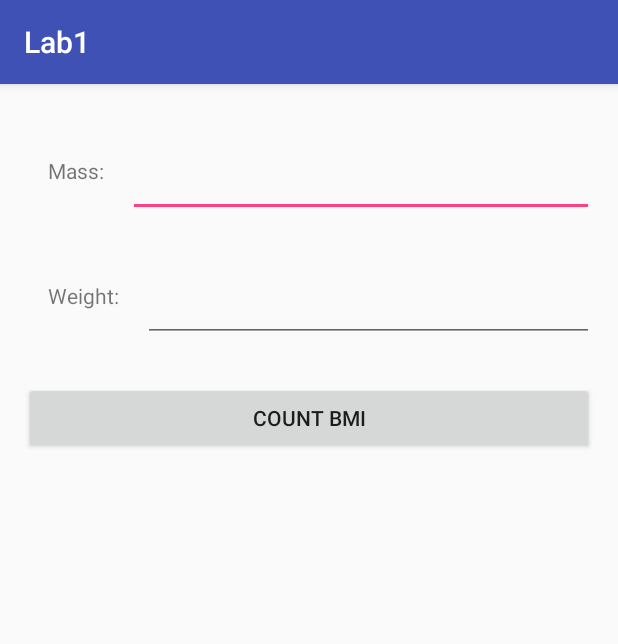
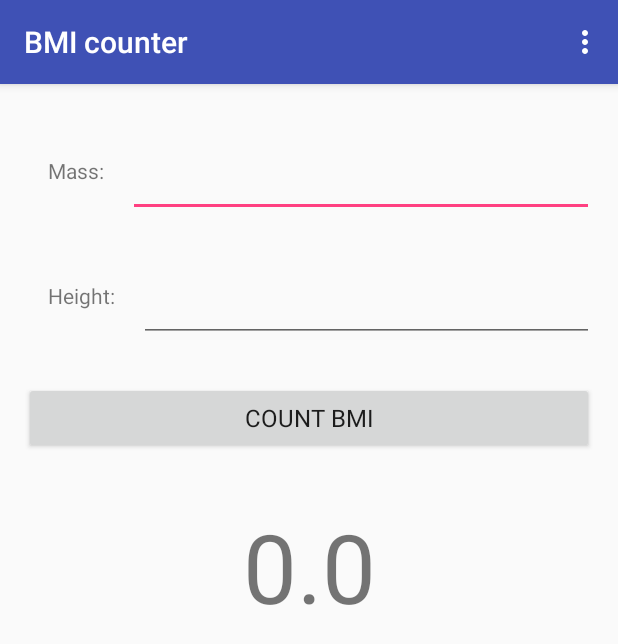
Before and after one commit to kolboch/Android-Development, an Android app: the screen it shows after launch (MainActivity), after a tap on "COUNT BMI", on a phone screen of 412 x 824 dp. Shown: the top 644 px of the screen. Run offline under Robolectric (Android 15) with nearby library versions, the phone set to English and light mode, and no system bars; 1 statement that could not run was skipped.

Commit message:
Some layout tries, test count call on click, menu for choosing units (not working yet)

```diff
--- /dev/null
+++ b/BMI calculator/app/src/main/java/bochynski/karol/bmi/AnalyzerBMI.java
@@ -0,0 +1,18 @@
+package bochynski.karol.bmi;
+
+import android.graphics.Color;
+
+/**
+ * Created by Karol on 2017-03-23.
+ */
+
+public class AnalyzerBMI {
+
+    public static String getDescription(float BMIresult){
+        return null;
+    }
+
+    public static Color getColorForResult(float BMIresult){
+        return null;
+    }
+}
--- a/BMI calculator/app/src/main/java/bochynski/karol/bmi/MainActivity.java
+++ b/BMI calculator/app/src/main/java/bochynski/karol/bmi/MainActivity.java
@@ -2,24 +2,51 @@ package bochynski.karol.bmi;
 
 import android.os.Bundle;
 import android.support.v7.app.AppCompatActivity;
+import android.view.Menu;
+import android.view.MenuInflater;
+import android.view.MenuItem;
 import android.view.View;
 import android.view.View.OnClickListener;
 import android.widget.Button;
+import android.widget.EditText;
 import android.widget.TextView;
+import android.widget.Toast;
 
 public class MainActivity extends AppCompatActivity {
 
     private Button countBmiBttn;
-    private TextView massInput;
-    private TextView heightInput;
+
+    private TextView massLabelMetric;
+    private TextView heightLabelMetric;
+    private EditText massInputMetric;
+    private EditText heightInputMetric;
+
+    private TextView resultBMI;
+    private TextView resultBMIdescription;
+
+    private EditText stonesInputImperial;
+    private TextView stonesLabelImperial;
+    private EditText poundsInputImperial;
+    private TextView poundsLabelImperial;
+
+    private EditText feetInputImperial;
+    private TextView feetLabelImperial;
+    private EditText inchesInputImperial;
+    private TextView inchesLabelImperial;
+
+    private CountBMIForKgM counterKgM;
 
     @Override
     protected void onCreate(Bundle savedInstanceState) {
         super.onCreate(savedInstanceState);
         setContentView(R.layout.activity_main);
 
-        massInput = (TextView)findViewById(R.id.mass_input);
-        heightInput = (TextView)findViewById(R.id.height_input);
+        assignMetricViews();
+
+        resultBMI = (TextView)findViewById(R.id.BMI_result);
+        resultBMIdescription = (TextView)findViewById(R.id.BMI_result_description);
+
+        counterKgM= new CountBMIForKgM();
 
         setListeners();
     }
@@ -29,8 +56,55 @@ public class MainActivity extends AppCompatActivity {
         countBmiBttn.setOnClickListener(new OnClickListener() {
             @Override
             public void onClick(View view) {
-
+                float result = counterKgM.countBMI(Float.parseFloat(massInputMetric.getText().toString()),
+                        Float.parseFloat(heightInputMetric.getText().toString()));
+                showResultViews();
+                setResultsBMI(result);
+                Toast.makeText(getApplicationContext(), "countBMI", Toast.LENGTH_SHORT).show();
             }
         });
     }
+
+    @Override
+    public boolean onCreateOptionsMenu(Menu menu) {
+        MenuInflater menuInflater = getMenuInflater();
+        menuInflater.inflate(R.menu.menu_main, menu);
+        return true;
+    }
+
+    @Override
+    public boolean onOptionsItemSelected(MenuItem item) {
+        switch(item.getItemId()){
+            case R.id.menu_item_kg_meters:
+                Toast.makeText(this, "metric", Toast.LENGTH_SHORT).show();
+                return true;
+            case R.id.menu_item_lb_inches:
+                Toast.makeText(this, "imperial", Toast.LENGTH_SHORT).show();
+                return true;
+            default:
+                return super.onOptionsItemSelected(item);
+        }
+    }
+
+    private void assignMetricViews(){
+        massInputMetric = (EditText)findViewById(R.id.mass_input);
+        heightInputMetric = (EditText)findViewById(R.id.height_input);
+        massLabelMetric = (TextView)findViewById(R.id.mass_label);
+        heightLabelMetric = (TextView)findViewById(R.id.height_label);
+    }
+
+    private void showResultViews(){
+        resultBMI.setVisibility(View.VISIBLE);
+        resultBMIdescription.setVisibility(View.VISIBLE);
+    }
+
+    private void hideResultsViews(){
+        resultBMI.setVisibility(View.GONE);
+        resultBMIdescription.setVisibility(View.GONE);
+    }
+
+    private void setResultsBMI(float result){
+        resultBMI.setText("" + result);
+        //call Analyzer for description and color of result
+    }
 }
--- a/BMI calculator/app/src/main/res/layout/activity_main.xml
+++ b/BMI calculator/app/src/main/res/layout/activity_main.xml
@@ -1,6 +1,8 @@
 <?xml version="1.0" encoding="utf-8"?>
+
 <RelativeLayout
     xmlns:android="http://schemas.android.com/apk/res/android"
+    xmlns:app="http://schemas.android.com/apk/res-auto"
     xmlns:tools="http://schemas.android.com/tools"
     android:id="@+id/activity_main"
     android:layout_width="match_parent"
@@ -20,6 +22,7 @@
         android:layout_alignParentTop="true"
         android:layout_marginBottom="32dp"
         android:layout_marginTop="16dp"
+        android:fontFamily="sans-serif"
         android:padding="16dp"
         android:text="@string/mass_textView"/>
 
@@ -28,8 +31,8 @@
         android:layout_width="wrap_content"
         android:layout_height="wrap_content"
         android:layout_alignParentRight="true"
+        android:layout_marginTop="16dp"
         android:layout_toRightOf="@id/mass_label"
-        android:layout_marginTop="16dp"
         android:inputType="numberDecimal"
         android:padding="16dp"/>
 
@@ -38,8 +41,9 @@
         android:layout_width="wrap_content"
         android:layout_height="wrap_content"
         android:layout_below="@id/mass_label"
+        android:layout_marginBottom="32dp"
+        android:fontFamily="sans-serif"
         android:padding="16dp"
-        android:layout_marginBottom="32dp"
         android:text="@string/height_textView"/>
 
     <EditText
@@ -48,17 +52,69 @@
         android:layout_height="wrap_content"
         android:layout_alignParentRight="true"
         android:layout_below="@id/mass_label"
+        android:layout_marginBottom="32dp"
         android:layout_toRightOf="@id/height_label"
         android:inputType="numberDecimal"
+        android:padding="16dp"/>
+
+    <!-- alternative views for imperial units mode -->
+    <TextView
+        android:id="@+id/stones_label"
+        android:layout_width="wrap_content"
+        android:layout_height="wrap_content"
+        android:layout_alignParentLeft="true"
+        android:layout_alignParentTop="true"
         android:layout_marginBottom="32dp"
-        android:padding="16dp"/>
+        android:layout_marginTop="16dp"
+        android:fontFamily="sans-serif"
+        android:padding="16dp"
+        android:text="@string/mass_stones_textView"
+        android:visibility="gone"/>
+
+    <EditText
+        android:id="@+id/stones_input"
+        android:layout_width="wrap_content"
+        android:layout_height="wrap_content"
+        android:layout_marginBottom="32dp"
+        android:layout_marginTop="16dp"
+        android:layout_toRightOf="@id/stones_label"
+        android:inputType="numberDecimal"
+        android:padding="16dp"
+        android:visibility="gone"/>
+    <!-- end of alternative views for imperial units mode -->
 
     <Button
         android:id="@+id/count_bmi_button"
         android:layout_width="match_parent"
         android:layout_height="wrap_content"
+        android:layout_below="@id/height_label"
+        android:fontFamily="sans-serif"
         android:padding="12dp"
         android:text="@string/count_bmi_button"
-        android:layout_below="@id/height_label"/>
+        android:textAllCaps="true"
+        android:textSize="16sp"/>
 
+    <TextView
+        android:id="@+id/BMI_result"
+        android:layout_width="match_parent"
+        android:layout_height="wrap_content"
+        android:layout_below="@id/count_bmi_button"
+        android:fontFamily="sans-serif"
+        android:gravity="center"
+        android:padding="32dp"
+        android:textSize="64sp"
+        android:visibility="gone"
+        tools:text="34.5"/>
+
+    <TextView
+        android:id="@+id/BMI_result_description"
+        android:layout_width="match_parent"
+        android:layout_height="wrap_content"
+        android:layout_below="@id/BMI_result"
+        android:fontFamily="sans-serif"
+        android:gravity="center"
+        android:padding="12dp"
+        android:textSize="16sp"
+        android:visibility="gone"
+        tools:text="res description"/>
 </RelativeLayout>
--- /dev/null
+++ b/BMI calculator/app/src/main/res/menu/menu_main.xml
@@ -0,0 +1,7 @@
+<?xml version="1.0" encoding="utf-8"?>
+<menu xmlns:android="http://schemas.android.com/apk/res/android">
+    <item android:id="@+id/menu_item_kg_meters"
+          android:title="@string/units_kg_m" />
+    <item android:id="@+id/menu_item_lb_inches"
+          android:title="@string/units_lb_in"/>
+</menu>
--- a/BMI calculator/app/src/main/res/values/strings.xml
+++ b/BMI calculator/app/src/main/res/values/strings.xml
@@ -1,15 +1,23 @@
 <resources>
-    <string name="app_name">Lab1</string>
+    <string name="app_name">BMI counter</string>
 
     <!-- strings for views in main -->
     <string name="mass_textView">Mass:</string>
-    <string name="height_textView">Weight:</string>
+    <string name="height_textView">Height:</string>
     <string name="count_bmi_button">Count BMI</string>
     <string name="result_bmi_textView">BMI result:</string>
+
+    <string name="mass_stones_textView">st:</string>
+    <string name="mass_pounds_textView">lb:</string>
+    <string name="height_feet_textView">ft:</string>
+    <string name="height_inches_textView">in:</string>
 
     <!-- bmi results descriptions -->
     <string name="bmi_result_fatty">Too fat my friend...</string>
     <string name="bmi_result_skinny">Too skinny my friend...</string>
     <string name="bmi_result_alright">You are perfect!</string>
 
+    <!-- string for menu values -->
+    <string name="units_kg_m">metric</string>
+    <string name="units_lb_in">imperial</string>
 </resources>
```
